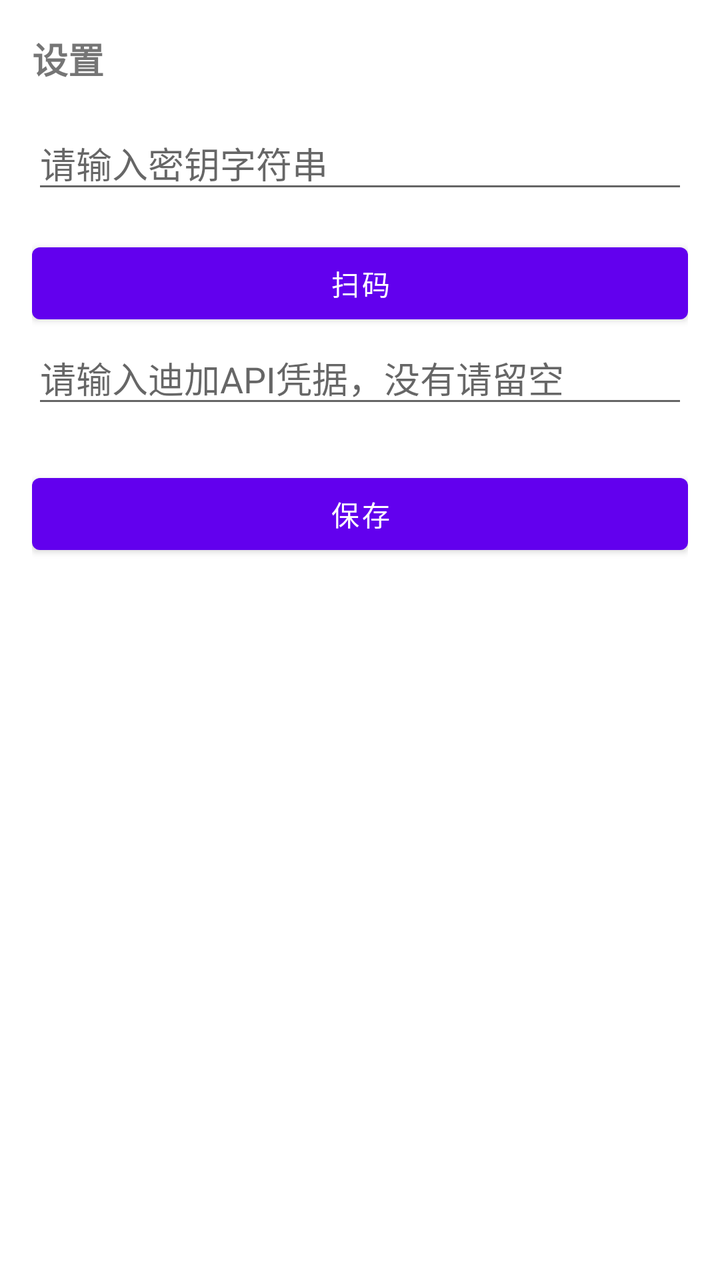
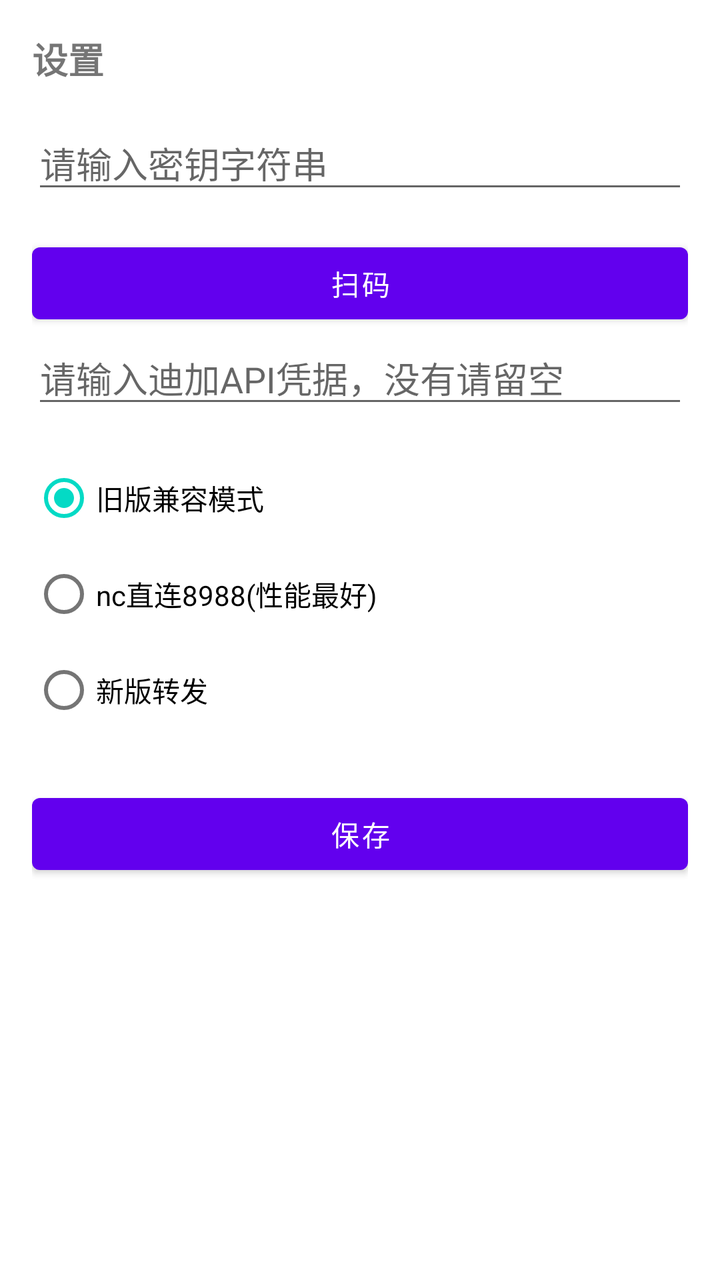

Before-and-after screenshots of an Android layout around one commit, followed by the original layout XML and the change that was made.
<!-- AndroidManifest.xml: application theme Theme.Dipgonc -->
<!-- res/layout/activity_settings.xml -->
<?xml version="1.0" encoding="utf-8"?>
<LinearLayout xmlns:android="http://schemas.android.com/apk/res/android"
    android:layout_width="match_parent"
    android:layout_height="match_parent"
    android:orientation="vertical"
    android:padding="16dp">

    <TextView
        android:layout_width="match_parent"
        android:layout_height="wrap_content"
        android:text="设置"
        android:textSize="18sp"
        android:textStyle="bold"
        android:layout_marginBottom="16dp" />

    <EditText
        android:id="@+id/etSecretKey"
        android:layout_width="match_parent"
        android:layout_height="wrap_content"
        android:hint="请输入密钥字符串"
        android:inputType="text"
        android:layout_marginBottom="16dp" />

    <Button
        android:id="@+id/btnScan"
        android:layout_width="match_parent"
        android:layout_height="wrap_content"
        android:text="扫码" />

    <EditText
        android:id="@+id/etAuth"
        android:layout_width="match_parent"
        android:layout_height="wrap_content"
        android:hint="请输入迪加API凭据，没有请留空"
        android:inputType="text"
        android:layout_marginBottom="16dp" />
    <Button
        android:id="@+id/btnSave"
        android:layout_width="match_parent"
        android:layout_height="wrap_content"
        android:text="保存"
        android:layout_marginTop="8dp" />

</LinearLayout>
<!-- resources referenced by this layout -->
<resources>
  <style name="Theme.Dipgonc" parent="Theme.MaterialComponents.DayNight.NoActionBar">
          
          <item name="colorPrimary">@color/purple_500</item>
          <item name="colorPrimaryVariant">@color/purple_700</item>
          <item name="colorOnPrimary">@color/white</item>
          
          <item name="colorSecondary">@color/teal_200</item>
          <item name="colorSecondaryVariant">@color/teal_700</item>
          <item name="colorOnSecondary">@color/black</item>
          
          <item name="android:statusBarColor">?attr/colorPrimaryVariant</item>
          
      </style>
  <color name="purple_500">#FF6200EE</color>
  <color name="purple_700">#FF3700B3</color>
  <color name="white">#FFFFFFFF</color>
  <color name="teal_200">#FF03DAC5</color>
  <color name="teal_700">#FF018786</color>
  <color name="black">#FF000000</color>
</resources>

<!-- the commit's change to res/layout/activity_settings.xml (unified diff, before → after) -->
@@ -34,6 +34,35 @@
         android:hint="请输入迪加API凭据，没有请留空"
         android:inputType="text"
         android:layout_marginBottom="16dp" />
+
+    <RadioGroup
+        android:id="@+id/rgTunnelMode"
+        android:layout_width="match_parent"
+        android:layout_height="wrap_content"
+        android:layout_marginBottom="16dp"
+        android:orientation="vertical">
+
+        <RadioButton
+            android:id="@+id/rbTunnelLegacy"
+            android:layout_width="match_parent"
+            android:layout_height="wrap_content"
+            android:checked="true"
+            android:text="旧版兼容模式" />
+
+        <RadioButton
+            android:id="@+id/rbTunnelNc"
+            android:layout_width="match_parent"
+            android:layout_height="wrap_content"
+            android:text="nc直连8988(性能最好)" />
+
+        <RadioButton
+            android:id="@+id/rbTunnelLink"
+            android:layout_width="match_parent"
+            android:layout_height="wrap_content"
+            android:text="新版转发" />
+
+    </RadioGroup>
+
     <Button
         android:id="@+id/btnSave"
         android:layout_width="match_parent"
